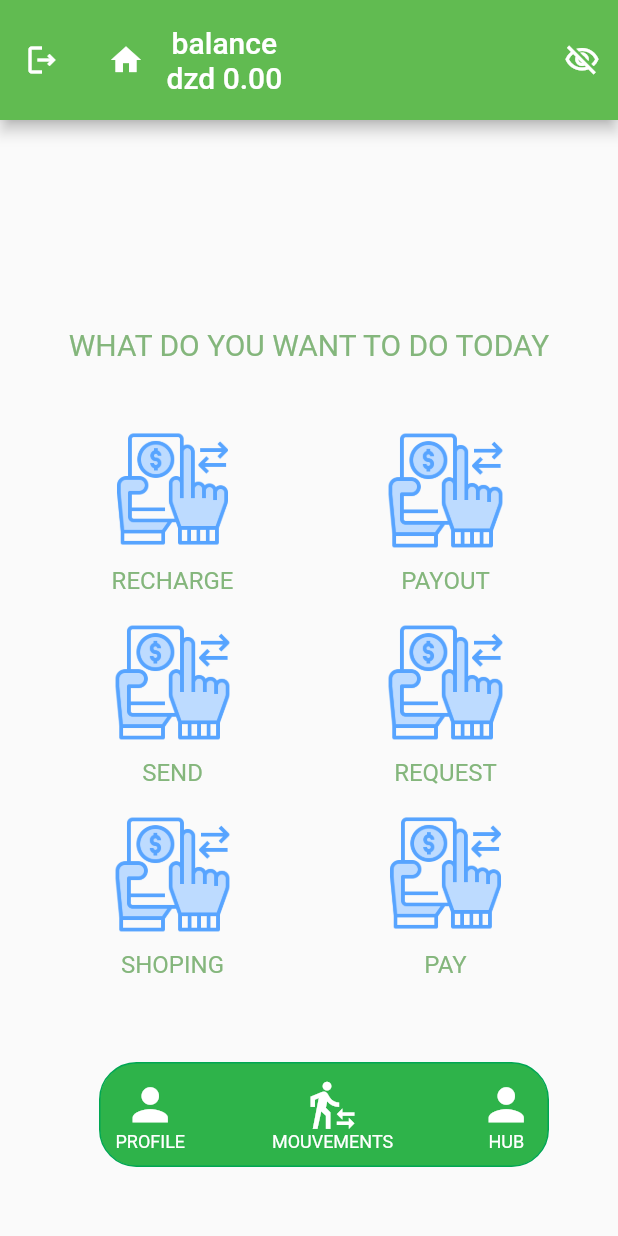
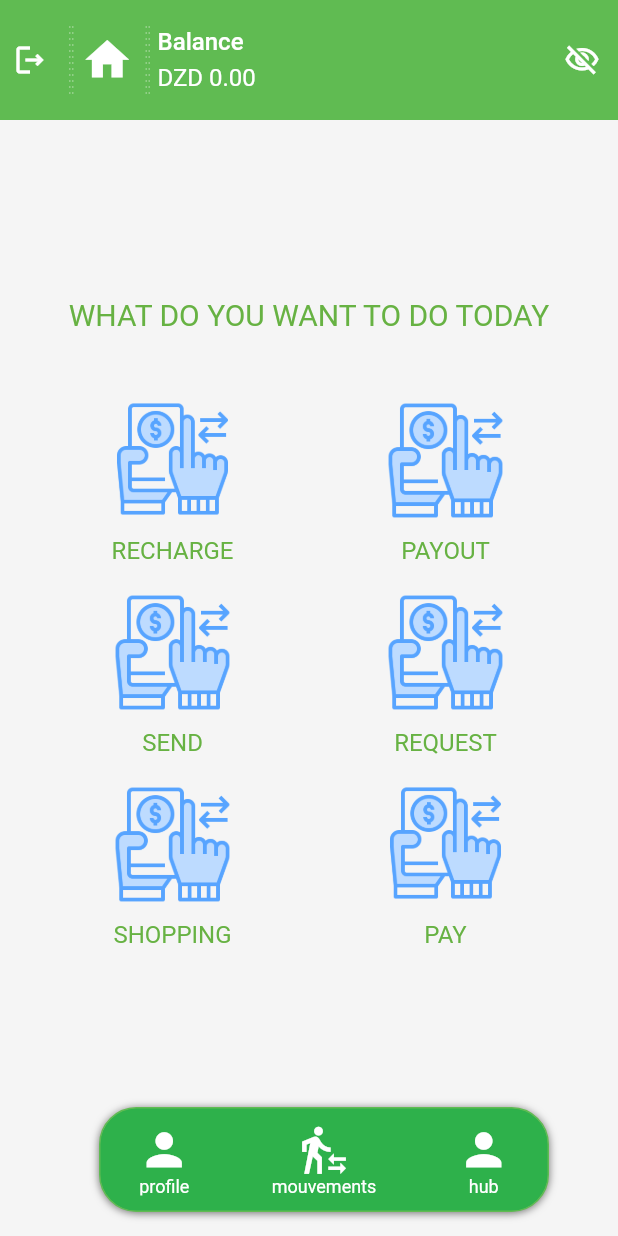
Before and after one commit to Hamrit-Abderrahim/dz_pay, a Flutter app: the screen it shows after launch, on a phone screen of 412 x 824 dp. Run offline on Flutter 3.47's test engine with Material 2 defaults, Android fonts, the phone set to English and light mode, and no system bars; drawn by our look-alikes of flutter_dash; our stand-ins replace dotted_border, flutter_bloc.

Commit message:
my changes

```diff
--- a/lib/core/utils/color_manager.dart
+++ b/lib/core/utils/color_manager.dart
@@ -1,6 +1,6 @@
 import 'package:flutter/material.dart';
 
 class ColorManager {
-  static const Color primary = Color(0xFF61BB51);
-  static const Color textColor = Color(0xFF84B67C);
+  static const Color primary = Color(0xFF60bb52);
+  static const Color textColor = Color(0xFF67b243);
 }
--- a/lib/core/utils/strings_manager.dart
+++ b/lib/core/utils/strings_manager.dart
@@ -6,10 +6,10 @@ class StringsManager {
   static const String send = "send";
   static const String request = "request";
   static const String pay = "pay";
-  static const String shoping = "shoping";
+  static const String shoping = "shopping";
   static const String profile = "profile";
   static const String mouvements = "mouvements";
   static const String hub = "hub";
-  static const String balance = "balance";
+  static const String balance = "Balance";
   static const String dzd = "dzd";
 }
--- a/lib/layout/home_screen.dart
+++ b/lib/layout/home_screen.dart
@@ -1,3 +1,4 @@
+import 'package:dotted_border/dotted_border.dart';
 import 'package:dz_pay/core/utils/color_manager.dart';
 import 'package:dz_pay/core/utils/strings_manager.dart';
 import 'package:dz_pay/core/utils/value_manager.dart';
@@ -5,6 +6,7 @@ import 'package:dz_pay/layout/cubit/app_cubit.dart';
 import 'package:dz_pay/shared/components/components.dart';
 import 'package:flutter/material.dart';
 import 'package:flutter_bloc/flutter_bloc.dart';
+import 'package:flutter_dash/flutter_dash.dart';
 
 import 'cubit/app_state.dart';
 
@@ -19,22 +21,77 @@ class HomeScreen extends StatelessWidget {
         builder: (context, state) {
           var cubit = AppCubit.get(context);
           return Scaffold(
+            backgroundColor: Colors.grey.shade100,
             appBar: AppBar(
               toolbarHeight: 80,
               title: Row(
+                mainAxisAlignment: MainAxisAlignment.start,
                 children: [
-                  const Icon(Icons.home),
+                  Dash(
+                      direction: Axis.vertical,
+                      length: 45,
+                      dashLength: 1,
+                      dashColor: Colors.white.withOpacity(.4)),
                   const SizedBox(
-                    width: 15.0,
+                    width: 1,
+                  ),
+                  Dash(
+                      direction: Axis.vertical,
+                      length: 45,
+                      dashLength: 1,
+                      dashColor: Colors.white.withOpacity(.4)),
+                  const SizedBox(
+                    width: 5.0,
+                  ),
+                  const Icon(
+                    Icons.home,
+                    size: 35,
+                    color: Colors.white,
+                  ),
+                  const SizedBox(
+                    width: 8.0,
+                  ),
+                  Dash(
+                      direction: Axis.vertical,
+                      length: 45,
+                      dashLength: 1,
+                      dashColor: Colors.white.withOpacity(.4)),
+                  const SizedBox(
+                    width: 1,
+                  ),
+                  Dash(
+                      direction: Axis.vertical,
+                      length: 45,
+                      dashLength: 1,
+                      dashColor: Colors.white.withOpacity(.4)),
+                  const SizedBox(
+                    width: 5.0,
                   ),
                   Column(
+                    crossAxisAlignment: CrossAxisAlignment.start,
                     children: [
-                      const Text(StringsManager.balance),
-                      if (cubit.showMoney == true)
+                      const Text(
+                        StringsManager.balance,
+                        style: TextStyle(
+                          fontSize: 16,
+                          color: Colors.white,
+                        ),
+                      ),
+                      const SizedBox(
+                        height: 5.0,
+                      ),
                       Row(
-                          children: const [
-                            Text(StringsManager.dzd),
-                            Text(" 0.00"),
+                        children: [
+                          defaultText(StringsManager.dzd, 16,
+                              color: cubit.showMoney == true
+                                  ? Colors.white
+                                  : ColorManager.primary,
+                              fontWeight: FontWeight.normal),
+                          defaultText(" 0.00", 16,
+                              color: cubit.showMoney == true
+                                  ? Colors.white
+                                  : ColorManager.primary,
+                              fontWeight: FontWeight.normal),
                         ],
                       )
                     ],
@@ -42,34 +99,56 @@ class HomeScreen extends StatelessWidget {
                 ],
               ),
               backgroundColor: ColorManager.primary,
+              elevation: 0.0,
+              leadingWidth: 30,
               leading: IconButton(
-                  onPressed: () {}, icon: const Icon(Icons.logout_outlined)),
+                  onPressed: () {},
+                  icon: const Icon(
+                    Icons.logout_outlined,
+                    color: Colors.white,
+                  )),
               actions: [
                 IconButton(
                     onPressed: () {
                       cubit.changeMoneyVisibility();
                     },
-                    icon: Icon(cubit.suffix)),
+                    icon: Icon(
+                      cubit.suffix,
+                      color: Colors.white,
+                    )),
               ],
             ),
             floatingActionButton: Padding(
-              padding: const EdgeInsets.all(30.0),
+              padding: const EdgeInsets.symmetric(
+                horizontal: 30,
+              ),
               child: Container(
                 height: 70,
                 width: 300.0,
                 decoration: BoxDecoration(
-                    color: const Color(0xFF2EB34A),
-                    border:
-                        Border.all(width: 1, color: const Color(0xFF00A652)),
+                    boxShadow: const <BoxShadow>[
+                      BoxShadow(
+                          color: Colors.black54,
+                          blurRadius: 4.0,
+                          offset: Offset(0.0, 0.75))
+                    ],
+                    color: const Color(0xFF2eb14b),
+                    border: Border.all(
+                      width: 1,
+                      color: ColorManager.primary,
+                    ),
                     borderRadius: BorderRadius.circular(25.0)),
                 child: Center(
                   child: Padding(
-                    padding: const EdgeInsets.all(10.0),
+                    padding: const EdgeInsets.symmetric(
+                        horizontal: 25.0, vertical: 10.0),
                     child: Row(
                       mainAxisAlignment: MainAxisAlignment.spaceBetween,
                       crossAxisAlignment: CrossAxisAlignment.center,
                       children: [
-                        Column(
+                        InkWell(
+                          onTap: () {},
+                          child: Column(
                             children: [
                               const Icon(
                                 Icons.person,
@@ -77,12 +156,17 @@ class HomeScreen extends StatelessWidget {
                                 size: 35.0,
                               ),
                               Expanded(
-                              child: defaultText(StringsManager.profile, 12,
-                                  color: Colors.white),
-                            )
+                                  child: Text(
+                                StringsManager.profile.toLowerCase(),
+                                style: const TextStyle(
+                                    fontSize: 12, color: Colors.white),
+                              ))
                             ],
                           ),
-                        Column(
+                        ),
+                        InkWell(
+                          onTap: () {},
+                          child: Column(
                             children: [
                               const Icon(
                                 Icons.transfer_within_a_station,
@@ -90,12 +174,16 @@ class HomeScreen extends StatelessWidget {
                                 size: 35.0,
                               ),
                               Expanded(
-                              child: defaultText(StringsManager.mouvements, 12,
-                                  color: Colors.white),
-                            )
+                                  child: Text(
+                                StringsManager.mouvements.toLowerCase(),
+                                style: const TextStyle(
+                                    fontSize: 12, color: Colors.white),
+                              ))
                             ],
                           ),
-                        Column(
+                        ),
+                        InkWell(
+                          child: Column(
                             children: [
                               const Icon(
                                 Icons.person,
@@ -103,9 +191,13 @@ class HomeScreen extends StatelessWidget {
                                 size: 35.0,
                               ),
                               Expanded(
-                                child: defaultText(StringsManager.hub, 12,
-                                    color: Colors.white))
+                                  child: Text(
+                                StringsManager.hub.toLowerCase(),
+                                style: const TextStyle(
+                                    fontSize: 12, color: Colors.white),
+                              ))
                             ],
+                          ),
                         ),
                       ],
                     ),
@@ -117,7 +209,10 @@ class HomeScreen extends StatelessWidget {
               crossAxisAlignment: CrossAxisAlignment.center,
               mainAxisAlignment: MainAxisAlignment.center,
               children: [
-                defaultText(StringsManager.title, 20.0),
+                defaultText(
+                  StringsManager.title,
+                  20.0,
+                ),
                 const SizedBox(
                   height: AppSize.s12,
                 ),
@@ -131,6 +226,9 @@ class HomeScreen extends StatelessWidget {
                   childAspectRatio: 1 / .7,
                   children: List.generate(item.length, (index) => item[index]),
                 ),
+                const SizedBox(
+                  height: 40.0,
+                )
               ],
             ),
           );
@@ -140,7 +238,9 @@ class HomeScreen extends StatelessWidget {
   }
 
   List<Widget> item = [
-    Padding(
+    GestureDetector(
+      onTap: () {},
+      child: Padding(
         padding: const EdgeInsets.all(8.0),
         child: Column(
           children: [
@@ -156,7 +256,10 @@ class HomeScreen extends StatelessWidget {
           ],
         ),
       ),
-    Padding(
+    ),
+    GestureDetector(
+      onTap: () {},
+      child: Padding(
         padding: const EdgeInsets.all(8.0),
         child: Column(
           children: [
@@ -172,7 +275,10 @@ class HomeScreen extends StatelessWidget {
           ],
         ),
       ),
-    Padding(
+    ),
+    GestureDetector(
+      onTap: () {},
+      child: Padding(
         padding: const EdgeInsets.all(8.0),
         child: Column(
           children: [
@@ -188,7 +294,10 @@ class HomeScreen extends StatelessWidget {
           ],
         ),
       ),
-    Padding(
+    ),
+    GestureDetector(
+      onTap: () {},
+      child: Padding(
         padding: const EdgeInsets.all(8.0),
         child: Column(
           children: [
@@ -204,7 +313,10 @@ class HomeScreen extends StatelessWidget {
           ],
         ),
       ),
-    Padding(
+    ),
+    GestureDetector(
+      onTap: () {},
+      child: Padding(
         padding: const EdgeInsets.all(8.0),
         child: Column(
           children: [
@@ -220,7 +332,10 @@ class HomeScreen extends StatelessWidget {
           ],
         ),
       ),
-    Padding(
+    ),
+    GestureDetector(
+      onTap: () {},
+      child: Padding(
         padding: const EdgeInsets.all(8.0),
         child: Column(
           children: [
@@ -236,5 +351,6 @@ class HomeScreen extends StatelessWidget {
           ],
         ),
       ),
+    ),
   ];
 }
--- a/lib/shared/components/components.dart
+++ b/lib/shared/components/components.dart
@@ -2,11 +2,9 @@ import 'package:dz_pay/core/utils/color_manager.dart';
 import 'package:flutter/material.dart';
 
 Widget defaultText(String title, double size,
-        {Color color = ColorManager.textColor}) =>
+        {FontWeight fontWeight = FontWeight.normal,
+        Color color = ColorManager.textColor}) =>
     Text(
       title.toUpperCase(),
-      style: TextStyle(
-        color: color,
-        fontSize: size,
-      ),
+      style: TextStyle(color: color, fontSize: size, fontWeight: fontWeight),
     );
--- a/pubspec.yaml
+++ b/pubspec.yaml
@@ -13,6 +13,8 @@ dependencies:
 
   cupertino_icons: ^1.0.2
   flutter_bloc: ^8.1.1
+  dotted_border: ^2.0.0+2
+  flutter_dash: ^1.0.0
 
 dev_dependencies:
   flutter_test:
```
Also changed, not shown: pubspec.lock. Lines whose indentation alone changed are shown as unchanged.
